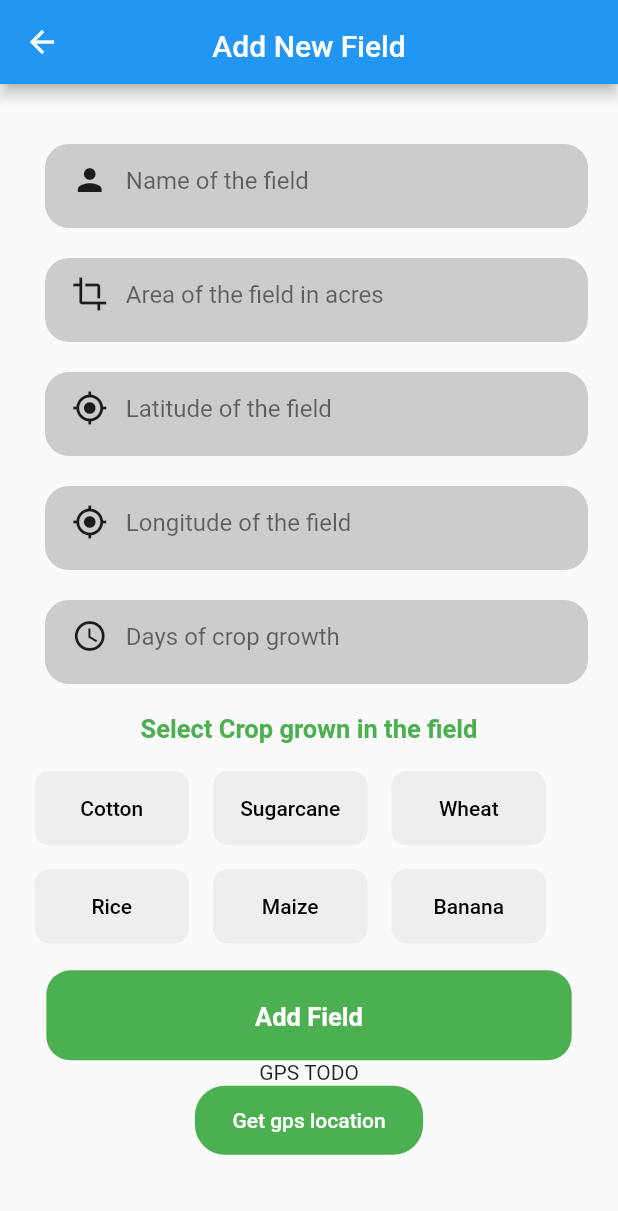
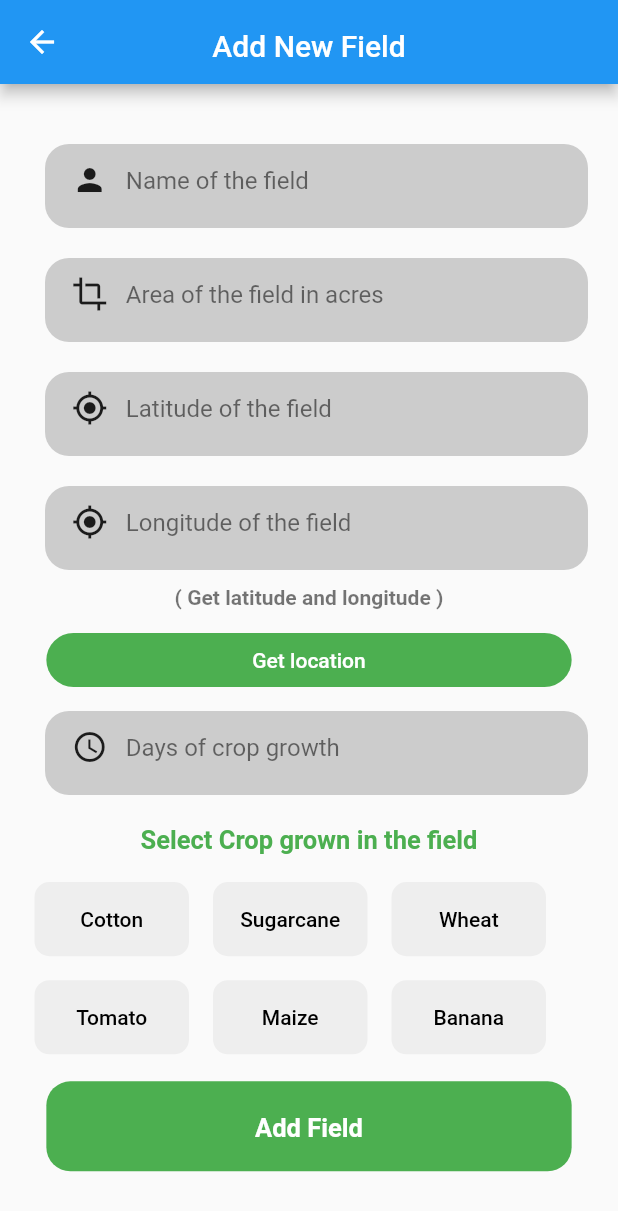
Before and after one commit to AsishGokarakonda/Flutter-Crop-Detection, a Flutter app: the AddField screen opened by its route, on a phone screen of 412 x 824 dp. Shown: the top 1211 px of the screen. Run offline on Flutter 3.47's test engine with Material 2 defaults, Android fonts, the phone set to English and light mode, and no system bars; our stand-ins replace awesome_notifications, flutter_dotenv, flutter_secure_storage, font_awesome_flutter, get, google_maps_flutter and 6 more; accounts and stored records are empty.

Commit message:
gps location done

```diff
--- a/lib/screens/crophealth/selectedcrops.dart
+++ b/lib/screens/crophealth/selectedcrops.dart
@@ -20,8 +20,6 @@ class _SelectedCropsHomeState extends State<SelectedCropsHome> {
     SharedPreferences prefs = await SharedPreferences.getInstance();
     String? encodedMap = prefs.getString('spCropsbool');
     Map<String, dynamic> decodedMap = json.decode(encodedMap!);
-
-    // print(decodedMap);
   }
   @override
   void initState() {
--- a/lib/screens/home/pesthome/detect_disease.dart
+++ b/lib/screens/home/pesthome/detect_disease.dart
@@ -7,9 +7,7 @@ import 'package:image_picker/image_picker.dart';
 import 'package:modal_progress_hud_nsn/modal_progress_hud_nsn.dart';
 import 'package:path/path.dart';
 import 'dart:io';
-import 'package:google_fonts/google_fonts.dart';
 import 'package:crop_recommend/utils/api.dart';
-import '../../../utils/api.dart';
 import 'package:get/get.dart';
 
 class DetectDisease extends StatefulWidget {
--- a/lib/screens/profile/add_newfield.dart
+++ b/lib/screens/profile/add_newfield.dart
@@ -1,11 +1,12 @@
 import 'dart:convert';
-import 'dart:ffi';
+// import 'dart:ffi';
 
 import 'package:flutter/material.dart';
 import 'package:flutter/src/widgets/container.dart';
 import 'package:flutter/src/widgets/framework.dart';
 import 'package:flutter_secure_storage/flutter_secure_storage.dart';
-import 'package:geolocator/geolocator.dart';
+// import 'package:geolocator/geolocator.dart';
+import 'package:location/location.dart';
 import 'package:permission_handler/permission_handler.dart';
 
 import '../../utils/api.dart';
@@ -26,6 +27,10 @@ class _AddFieldState extends State<AddField> {
   static double longitude = 0.0;
   static int days = 0;
   final GlobalKey<FormState> _formkey = GlobalKey<FormState>();
+  LocationData? locationData;
+  bool isLoading = false;
+  static TextEditingController latitudeController = TextEditingController();
+  static TextEditingController longitudeController = TextEditingController();
 
   //   var locationmessage = "";
   //  void getlocation() async {
@@ -66,9 +71,34 @@ class _AddFieldState extends State<AddField> {
   //   }
   // }
 
+  void getPermission() async {
+    if (await Permission.location.isGranted) {
+      // Get location
+      getLocation();
+    } else {
+      // Request permission
+      Permission.location.request();
+    }
+  }
+
+  void getLocation() async {
+    setState(() {
+      isLoading = true;
+    });
+    locationData = await Location.instance.getLocation();
+    setState(() {
+      isLoading = false;
+      latitude = locationData!.latitude!;
+      longitude = locationData!.longitude!;
+      latitudeController.text = latitude.toString();
+      longitudeController.text = longitude.toString();
+    });
+    print(latitude);
+    print(longitude);
+  }
+
   @override
   Widget build(BuildContext context) {
-    print(publicCropName);
     return Scaffold(
       appBar: AppBar(
         title: Container(
@@ -77,6 +107,7 @@ class _AddFieldState extends State<AddField> {
         centerTitle: true,
       ),
       body: SingleChildScrollView(
+        physics: const BouncingScrollPhysics(),
         child: Center(
             child: Column(
           children: [
@@ -111,6 +142,33 @@ class _AddFieldState extends State<AddField> {
                       inputAction: TextInputAction.next,
                       inputType: TextInputType.text,
                     ),
+Text(
+                      '( Get latitude and longitude )',
+                      style: TextStyle(
+                          // fontSize: 17,
+                          fontWeight: FontWeight.bold,
+                          color: Colors.black54),
+                    ),
+                    const SizedBox(
+                      height: 10,
+                    ),
+                    Container(
+                      width: MediaQuery.of(context).size.width * 0.85,
+                      child: TextButton(
+                        onPressed: () {
+                          getPermission();
+                        },
+                        style: TextButton.styleFrom(
+                            backgroundColor: Colors.green,
+                            shape: const RoundedRectangleBorder(
+                                borderRadius:
+                                    BorderRadius.all(Radius.circular(20)))),
+                        child: const Text(
+                          'Get location',
+                          style: TextStyle(color: Colors.white),
+                        ),
+                      ),
+                    ),
                     const GetTextField(
                       hint: 'Days of crop growth',
                       icon: Icons.access_time,
@@ -131,20 +189,26 @@ class _AddFieldState extends State<AddField> {
                       height: 10,
                     ),
                     Container(
-                      margin: const EdgeInsets.only(left: 15 ),
-                      child: Column(children: [
-                        Row(children: [
+                        margin: const EdgeInsets.only(left: 15),
+                        child: Column(
+                          children: [
+                            Row(
+                              children: [
                                 freeButton(context, 'Cotton'),
                                 freeButton(context, 'Sugarcane'),
                                 freeButton(context, 'Wheat'),
-                        ],),
-                        Row(children: [
-                          freeButton(context, 'Rice'),
+                              ],
+                            ),
+                            Row(
+                              children: [
+                                freeButton(context, 'Tomato'),
                                 freeButton(context, 'Maize'),
                                 freeButton(context, 'Banana'),
-                        ],),
-                      ],)
+                              ],
                             ),
+                          ],
+                        )),
+
                     const SizedBox(
                       height: 10,
                     ),
@@ -177,7 +241,7 @@ class _AddFieldState extends State<AddField> {
                                         'area': '$fieldArea',
                                         'latitude': '$latitude',
                                         'longitude': '$longitude',
-                                        'start_day':'$days',
+                                        'start_day': '$days',
                                       }))
                                   .then(((value) => {
                                         if (value.statusCode == 200)
@@ -209,24 +273,19 @@ class _AddFieldState extends State<AddField> {
                                                   );
                                                 })
                                           }
-                                      }
-                                      ));
-                            }
-                            else{
+                                      }));
+                            } else {
                               showDialog(
                                   context: context,
-                                                builder:
-                                                    (BuildContext context) {
+                                  builder: (BuildContext context) {
                                     return AlertDialog(
-                                                    title: const Text(
-                                                        'Inputs are not valid'),
+                                      title: const Text('Inputs are not valid'),
                                       content: const Text(
                                           'Please fill all the details'),
                                       actions: [
                                         TextButton(
                                           onPressed: () {
-                                                          Navigator.pop(
-                                                              context);
+                                            Navigator.pop(context);
                                           },
                                           child: const Text('OK'),
                                         )
@@ -244,30 +303,18 @@ class _AddFieldState extends State<AddField> {
                                 fontSize: 17.0),
                           )),
                     ),
+                    const SizedBox(
+                      height: 20,
+                    )
                   ],
                 )),
-            const Text('GPS TODO'),
-            TextButton(
-              onPressed: () {},
-              style: TextButton.styleFrom(
-                  padding:
-                      const EdgeInsets.symmetric(horizontal: 25, vertical: 15),
-                  backgroundColor: Colors.green,
-                  shape: const RoundedRectangleBorder(
-                      borderRadius: BorderRadius.all(Radius.circular(20)))),
-              child: const Text(
-                'Get gps location',
-                style: TextStyle(color: Colors.white),
-              ),
-            ),
           ],
         )),
       ),
     );
   }
 
-  TextButton freeButton(BuildContext context, String cropName ) {
-
+  TextButton freeButton(BuildContext context, String cropName) {
     return TextButton(
       onPressed: () async {
         setState(() {
@@ -325,6 +372,11 @@ class GetTextField extends StatelessWidget {
           child: SizedBox(
             width: MediaQuery.of(context).size.width * 0.85,
             child: TextFormField(
+              controller: hint == 'Latitude of the field'
+                  ? _AddFieldState.latitudeController
+                  : hint == 'Longitude of the field'
+                      ? _AddFieldState.longitudeController
+                      : null,
               cursorColor: Colors.white54,
               style: const TextStyle(color: Colors.black87, height: 1.4),
               decoration: InputDecoration(
@@ -410,7 +462,6 @@ class GetTextField extends StatelessWidget {
                 } else if (hint == 'Crop grown in the field') {
                   _AddFieldState.publicCropName = value!;
                 }
-
               },
             ),
           ),
--- a/pubspec.yaml
+++ b/pubspec.yaml
@@ -36,7 +36,6 @@ dependencies:
   flutter_secure_storage: ^8.0.0
   modal_progress_hud_nsn: ^0.4.0
   image_picker: ^1.0.2
-  geolocator: ^9.0.2
   permission_handler: ^10.2.0
   shared_preferences: ^2.0.15
   google_maps_flutter: ^2.2.1
@@ -44,6 +43,8 @@ dependencies:
   awesome_notifications: ^0.7.4+1
   flutter_dotenv: ^5.1.0
   get: ^4.1.4
+  geocoding: ^2.1.0
+  location: ^5.0.3
 
 dev_dependencies:
   flutter_test:
```
Also changed, not shown: lib/screens/home/pesthome/detect_disease_field.dart (added, +15 -0 lines), lib/screens/home/pesthome/pest_home.dart (+50 -45 lines), pubspec.lock, 4 other files. Lines whose indentation alone changed are shown as unchanged.
